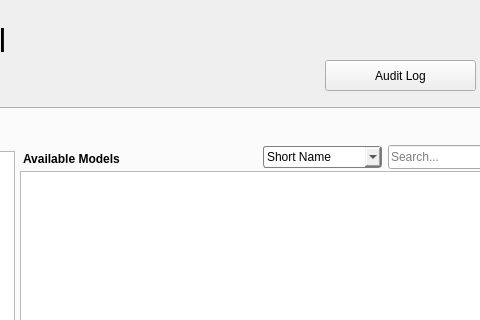
The window that src/ui/windows/librarywindow.ui (BRL-CAD/cadventory) describes before a commit, drawn with Qt 5; both pictures show x 225 to 705 and y 0 to 320 of the 876 by 600 pixel window.
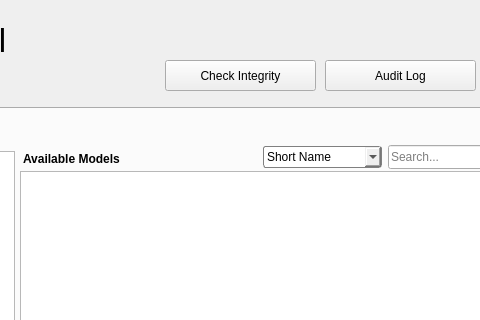
The same window after the commit. Icons and pictures are not drawn.

Commit message: add a library integrity check button that reports missing, unreadable, or externally modified CAD files

```diff
--- a/src/ui/windows/librarywindow.ui
+++ b/src/ui/windows/librarywindow.ui
@@ -432,6 +432,19 @@
     <string>Audit Log</string>
    </property>
   </widget>
+  <widget class="QPushButton" name="integrityButton">
+   <property name="geometry">
+    <rect>
+     <x>390</x>
+     <y>60</y>
+     <width>151</width>
+     <height>31</height>
+    </rect>
+   </property>
+   <property name="text">
+    <string>Check Integrity</string>
+   </property>
+  </widget>
   <widget class="QPushButton" name="backButton">
    <property name="geometry">
     <rect>
```
The commit also changes 5 other files.
